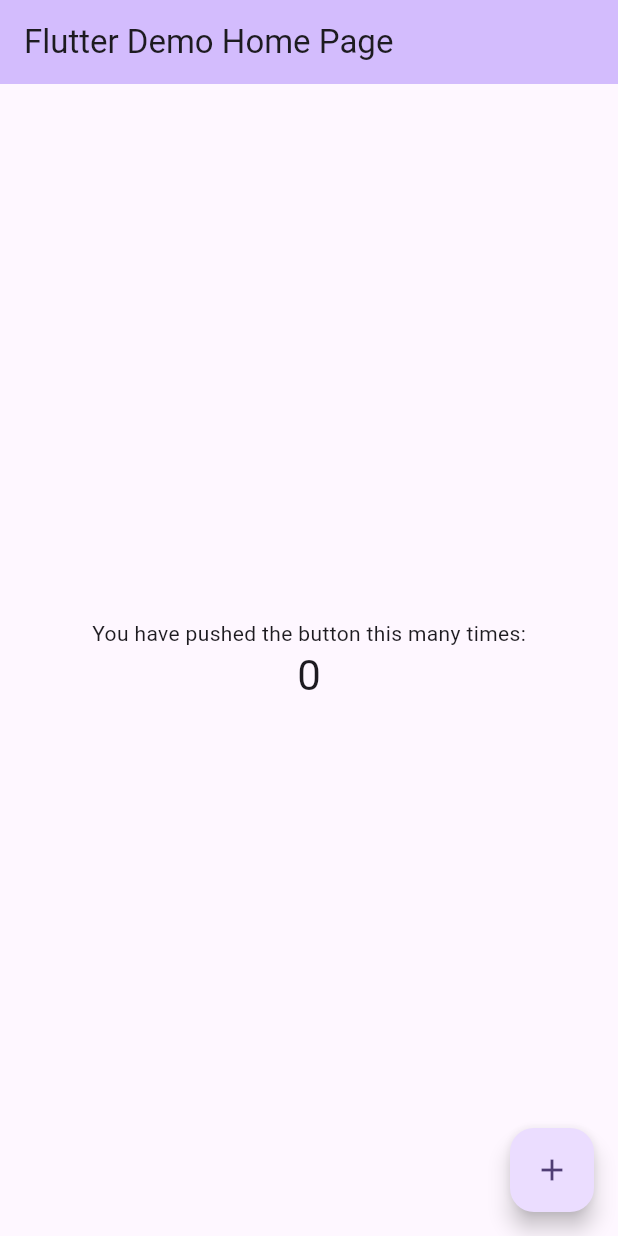
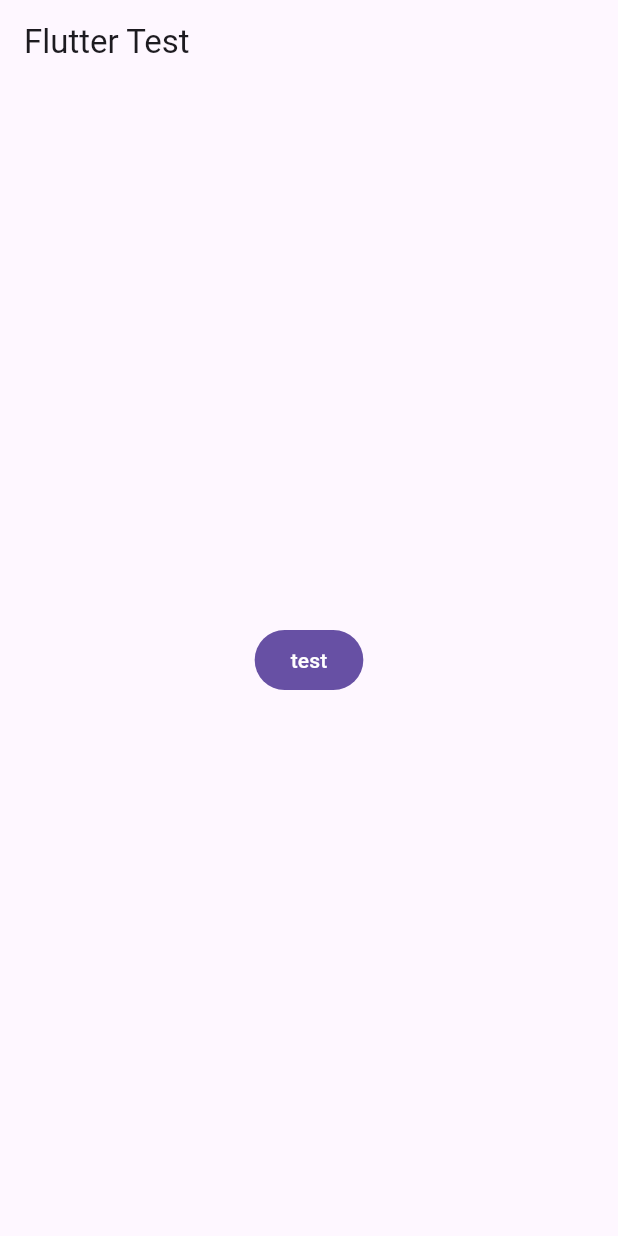
Before and after one commit to takosuke888/notify_app_test, a Flutter app: the screen it shows after launch, on a phone screen of 412 x 824 dp. Run offline on Flutter 3.47's test engine with Material 3 defaults, Android fonts, the phone set to English and light mode, and no system bars; our stand-ins replace flutter_local_notifications.

Commit message:
通知機能のAndroidテストを完了

```diff
--- a/lib/main.dart
+++ b/lib/main.dart
@@ -1,36 +1,29 @@
 import 'package:flutter/material.dart';
+import 'package:flutter_local_notifications/flutter_local_notifications.dart';
 
 void main() {
+  WidgetsFlutterBinding.ensureInitialized();
+
+  FlutterLocalNotificationsPlugin()
+    ..resolvePlatformSpecificImplementation<
+            AndroidFlutterLocalNotificationsPlugin>()
+        ?.requestNotificationsPermission()
+    ..initialize(const InitializationSettings(
+      android: AndroidInitializationSettings('@mipmap/ic_launcher'),
+      iOS: DarwinInitializationSettings(),
+    ));
+
   runApp(const MyApp());
 }
 
 class MyApp extends StatelessWidget {
   const MyApp({super.key});
 
-  // This widget is the root of your application.
   @override
   Widget build(BuildContext context) {
-    return MaterialApp(
+    return const MaterialApp(
       title: 'Flutter Demo',
-      theme: ThemeData(
-        // This is the theme of your application.
-        //
-        // TRY THIS: Try running your application with "flutter run". You'll see
-        // the application has a purple toolbar. Then, without quitting the app,
-        // try changing the seedColor in the colorScheme below to Colors.green
-        // and then invoke "hot reload" (save your changes or press the "hot
-        // reload" button in a Flutter-supported IDE, or press "r" if you used
-        // the command line to start the app).
-        //
-        // Notice that the counter didn't reset back to zero; the application
-        // state is not lost during the reload. To reset the state, use hot
-        // restart instead.
-        //
-        // This works for code too, not just values: Most code changes can be
-        // tested with just a hot reload.
-        colorScheme: ColorScheme.fromSeed(seedColor: Colors.deepPurple),
-      ),
-      home: const MyHomePage(title: 'Flutter Demo Home Page'),
+      home: MyHomePage(title: 'Flutter Demo Home Page'),
     );
   }
 }
@@ -38,85 +31,46 @@ class MyApp extends StatelessWidget {
 class MyHomePage extends StatefulWidget {
   const MyHomePage({super.key, required this.title});
 
-  // This widget is the home page of your application. It is stateful, meaning
-  // that it has a State object (defined below) that contains fields that affect
-  // how it looks.
-
-  // This class is the configuration for the state. It holds the values (in this
-  // case the title) provided by the parent (in this case the App widget) and
-  // used by the build method of the State. Fields in a Widget subclass are
-  // always marked "final".
-
   final String title;
 
   @override
-  State<MyHomePage> createState() => _MyHomePageState();
+  State<MyHomePage> createState() => _MyAppState();
 }
 
-class _MyHomePageState extends State<MyHomePage> {
-  int _counter = 0;
-
-  void _incrementCounter() {
-    setState(() {
-      // This call to setState tells the Flutter framework that something has
-      // changed in this State, which causes it to rerun the build method below
-      // so that the display can reflect the updated values. If we changed
-      // _counter without calling setState(), then the build method would not be
-      // called again, and so nothing would appear to happen.
-      _counter++;
-    });
+class _MyAppState extends State<MyHomePage> {
+  @override
+  Widget build(BuildContext context) {
+    return MaterialApp(
+      title: 'ローカルプッシュ通知 テスト',
+      home: Scaffold(
+        appBar: AppBar(
+          title: const Text('Flutter Test'),
+        ),
+        body: Center(
+          child: FilledButton(
+            onPressed: _onPressed,
+            child: const Text('test'),
+          ),
+        ),
+      ),
+    );
   }
 
-  @override
-  Widget build(BuildContext context) {
-    // This method is rerun every time setState is called, for instance as done
-    // by the _incrementCounter method above.
-    //
-    // The Flutter framework has been optimized to make rerunning build methods
-    // fast, so that you can just rebuild anything that needs updating rather
-    // than having to individually change instances of widgets.
-    return Scaffold(
-      appBar: AppBar(
-        // TRY THIS: Try changing the color here to a specific color (to
-        // Colors.amber, perhaps?) and trigger a hot reload to see the AppBar
-        // change color while the other colors stay the same.
-        backgroundColor: Theme.of(context).colorScheme.inversePrimary,
-        // Here we take the value from the MyHomePage object that was created by
-        // the App.build method, and use it to set our appbar title.
-        title: Text(widget.title),
-      ),
-      body: Center(
-        // Center is a layout widget. It takes a single child and positions it
-        // in the middle of the parent.
-        child: Column(
-          // Column is also a layout widget. It takes a list of children and
-          // arranges them vertically. By default, it sizes itself to fit its
-          // children horizontally, and tries to be as tall as its parent.
-          //
-          // Column has various properties to control how it sizes itself and
-          // how it positions its children. Here we use mainAxisAlignment to
-          // center the children vertically; the main axis here is the vertical
-          // axis because Columns are vertical (the cross axis would be
-          // horizontal).
-          //
-          // TRY THIS: Invoke "debug painting" (choose the "Toggle Debug Paint"
-          // action in the IDE, or press "p" in the console), to see the
-          // wireframe for each widget.
-          mainAxisAlignment: MainAxisAlignment.center,
-          children: <Widget>[
-            const Text('You have pushed the button this many times:'),
-            Text(
-              '$_counter',
-              style: Theme.of(context).textTheme.headlineMedium,
-            ),
-          ],
-        ),
-      ),
-      floatingActionButton: FloatingActionButton(
-        onPressed: _incrementCounter,
-        tooltip: 'Increment',
-        child: const Icon(Icons.add),
-      ), // This trailing comma makes auto-formatting nicer for build methods.
+  void _onPressed() {
+    showLocalNotification('Notification title', 'Notification message');
+  }
+
+  void showLocalNotification(String title, String message) {
+    const androidNotificationDetail = AndroidNotificationDetails(
+        'channel_id', // channel Id
+        'channel_name' // channel Name
+        );
+    const iosNotificationDetail = DarwinNotificationDetails();
+    const notificationDetails = NotificationDetails(
+      iOS: iosNotificationDetail,
+      android: androidNotificationDetail,
     );
+    FlutterLocalNotificationsPlugin()
+        .show(0, title, message, notificationDetails);
   }
 }
```
Also changed, not shown: 3 other files.
